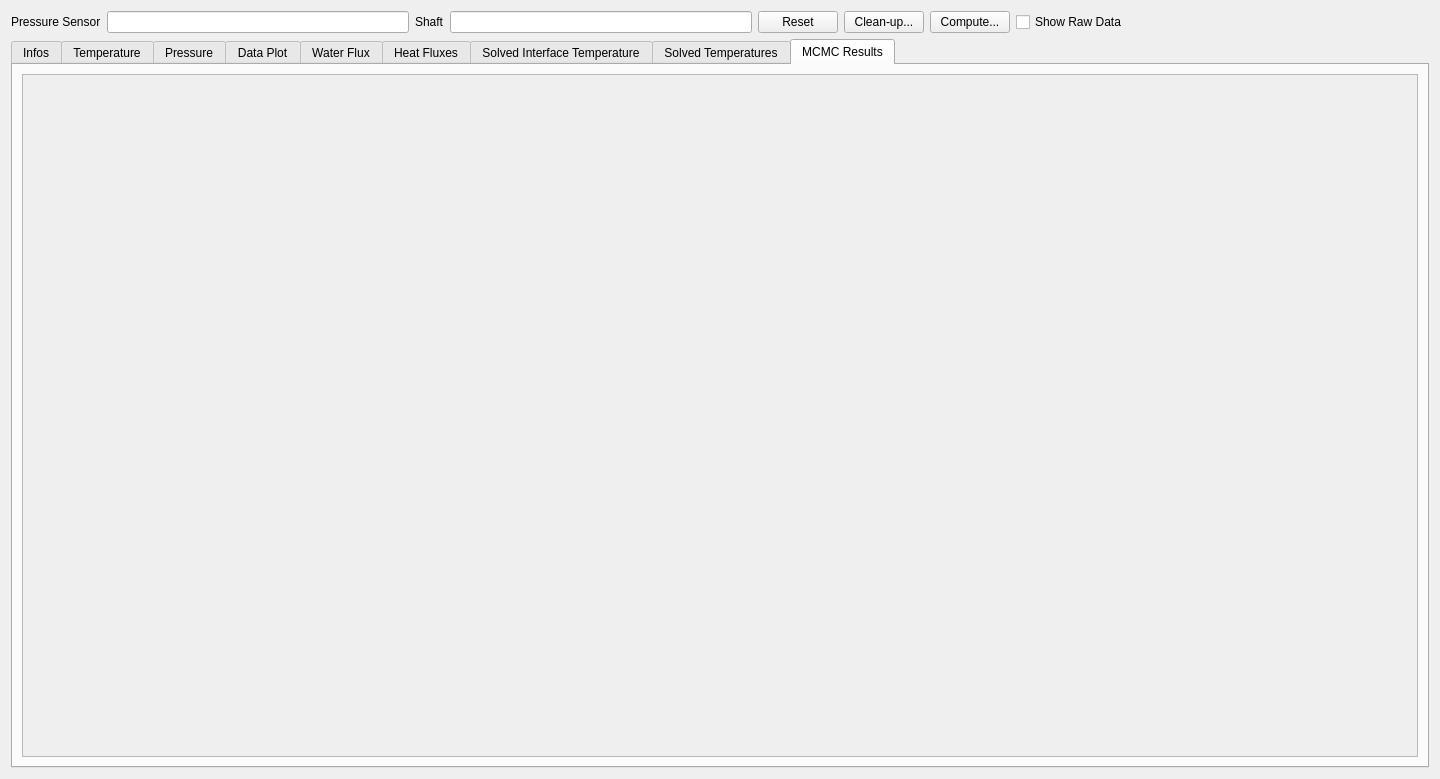
First picture: the form in molonaviz/widgetpoint.ui, repository SandraClodion/projet_molonaviz, before the edit.
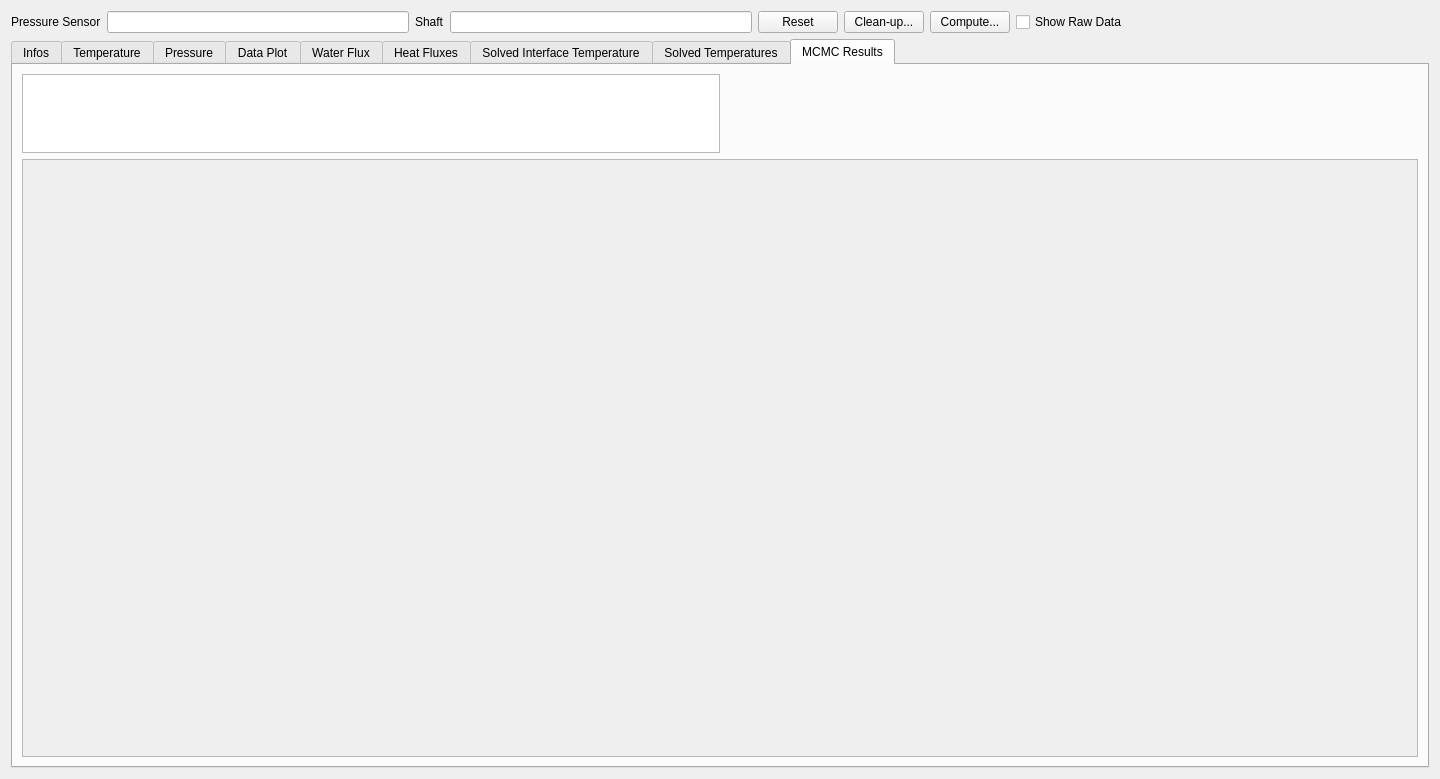
Second picture: the form after the edit. The open tabs and pages were chosen to show the change.

Commit message: Water flow quantiles + bestParams

What changed in the file:
```diff
--- a/molonaviz/widgetpoint.ui
+++ b/molonaviz/widgetpoint.ui
@@ -500,7 +500,40 @@
       <attribute name="title">
        <string>MCMC Results</string>
       </attribute>
-      <layout class="QVBoxLayout" name="verticalLayout_13">
+      <layout class="QVBoxLayout" name="verticalLayout_13" stretch="0,1">
+       <item>
+        <layout class="QHBoxLayout" name="horizontalLayout_6">
+         <item>
+          <widget class="QTableView" name="tableViewBestParams">
+           <property name="sizePolicy">
+            <sizepolicy hsizetype="Expanding" vsizetype="MinimumExpanding">
+             <horstretch>0</horstretch>
+             <verstretch>0</verstretch>
+            </sizepolicy>
+           </property>
+           <property name="maximumSize">
+            <size>
+             <width>16777215</width>
+             <height>79</height>
+            </size>
+           </property>
+          </widget>
+         </item>
+         <item>
+          <spacer name="horizontalSpacer_2">
+           <property name="orientation">
+            <enum>Qt::Horizontal</enum>
+           </property>
+           <property name="sizeHint" stdset="0">
+            <size>
+             <width>40</width>
+             <height>20</height>
+            </size>
+           </property>
+          </spacer>
+         </item>
+        </layout>
+       </item>
        <item>
         <widget class="QScrollArea" name="scrollArea_5">
          <property name="widgetResizable">
@@ -512,7 +545,7 @@
             <x>0</x>
             <y>0</y>
             <width>1368</width>
-            <height>649</height>
+            <height>558</height>
            </rect>
           </property>
           <property name="sizePolicy">
```
Left out of the diff: 2 changed lines with no effect on the pictures. The commit also changes 5 other files.
